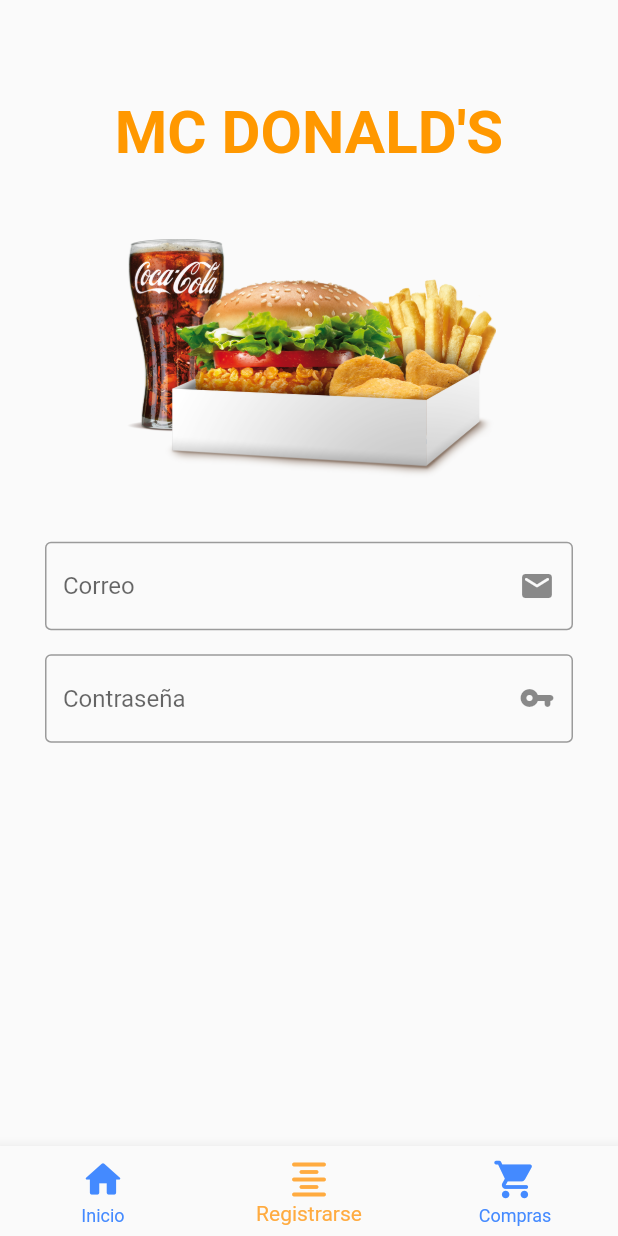
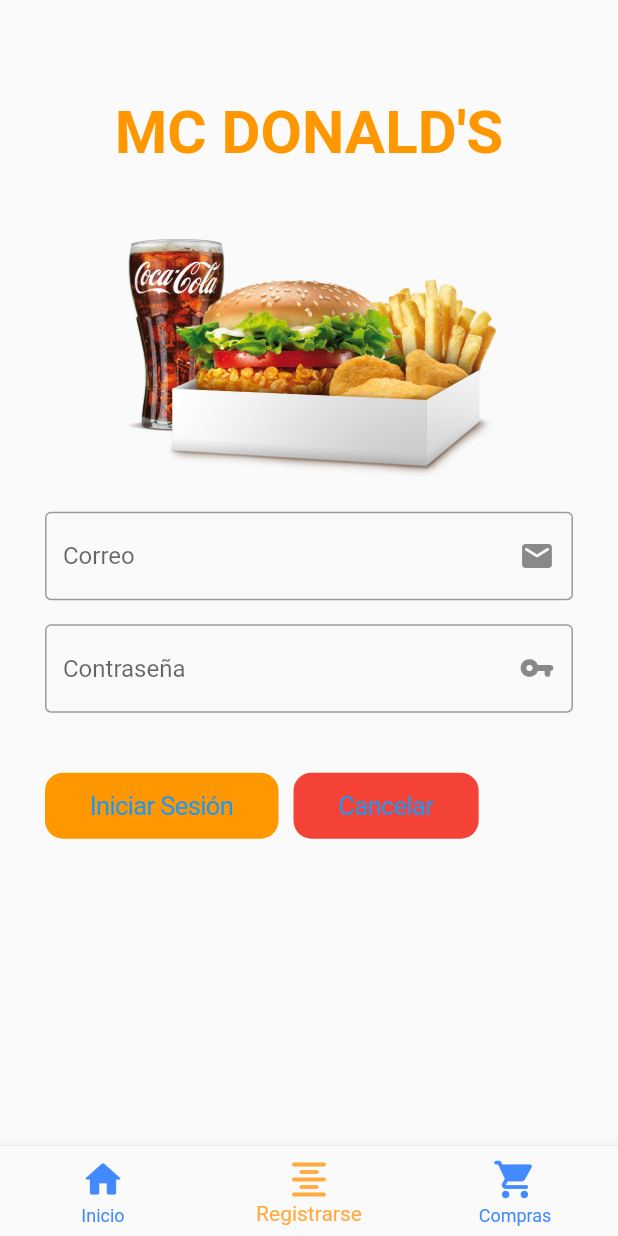
Before and after one commit to Najeragim/And_U3_7_Burger, a Flutter app: the screen it shows after launch, item 2 of the bottom bar chosen, on a phone screen of 412 x 824 dp. Run offline on Flutter 3.47's test engine with Material 2 defaults, Android fonts, the phone set to English and light mode, and no system bars.

```diff
--- a/lib/pages/second_page.dart
+++ b/lib/pages/second_page.dart
@@ -44,7 +44,7 @@ class SecondPage extends StatelessWidget {
                         ],//Hijos
                       ),// Stack
                     ),// Contenedor
-                    SizedBox(height: 40),
+                    SizedBox(height: 20),
                     TextField(
                       decoration: InputDecoration(
                         border: OutlineInputBorder(),
@@ -58,9 +58,28 @@ class SecondPage extends StatelessWidget {
                         border: OutlineInputBorder(),
                         hintText: 'Contraseña',
                         suffixIcon: Icon(Icons.vpn_key_rounded),
-
                       ),
                     ),//Campo de Texto
+                    SizedBox(height: 40,),
+                    Row(
+                      children: <Widget>[
+                        CupertinoButton(
+                          padding: EdgeInsets.symmetric(horizontal: 30.0,),
+                          color: Colors.orange,
+                          borderRadius: BorderRadius.circular(12.0),
+                          child: Text('Iniciar Sesión'),
+                          onPressed: (){}
+                        ),// Botón Login
+                        SizedBox(width: 10, ),
+                        CupertinoButton(
+                          padding: EdgeInsets.symmetric(horizontal: 30.0,),
+                          color: Colors.red,
+                          borderRadius: BorderRadius.circular(12.0),
+                          child: Text('Cancelar'),
+                          onPressed: (){}
+                        ),// Botón Login
+                      ],//Hijos
+                    ),// Fila
                   ],// Hijos
                 ),//Columna
               ],// Hijos
```
Also changed, not shown: 1 other file.
